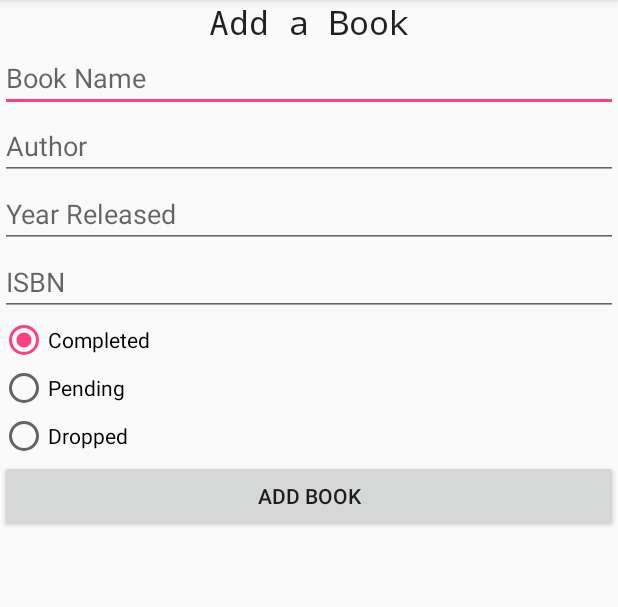
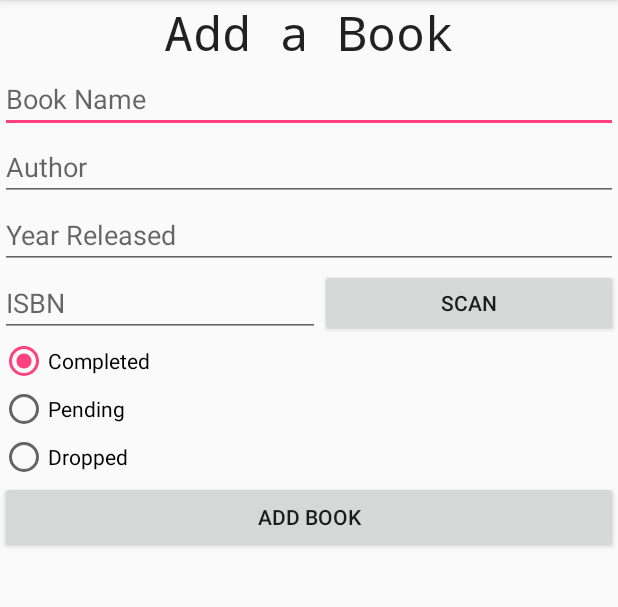
Before and after one commit to Xzenia/Syllego, an Android app: the AddBook screen opened directly, with no data from a screen before it, on a phone screen of 412 x 824 dp, the part 84-691 px from its top. Run offline under Robolectric (Android 15) with nearby library versions, the phone set to English and light mode, and no system bars; our stand-ins replace Firebase (no records; nobody signed in at launch, a user with empty details on screens opened directly); libraries missing offline, so code that uses them is left out: com.google.zxing.integration; 2 statements that could not run were skipped.

Commit message:
ISBN barcode scanning now fully functional.

```diff
--- a/app/src/main/java/test/omegaware/syllego/AddBook.java
+++ b/app/src/main/java/test/omegaware/syllego/AddBook.java
@@ -9,23 +9,26 @@ import android.widget.EditText;
 import android.widget.RadioButton;
 import android.widget.RadioGroup;
 import android.widget.Toast;
-import java.util.Random;
+
+import com.google.zxing.integration.android.IntentIntegrator;
+import com.google.zxing.integration.android.IntentResult;
 
 public class AddBook extends AppCompatActivity {
 
     private static final String TAG = "AddBook";
-    AutoCompleteTextView addBookNameField;
-    EditText addBookAuthorField;
-    EditText addBookYearReleasedField;
-    EditText addBookISBNField;
+    private AutoCompleteTextView addBookNameField;
+    private EditText addBookAuthorField;
+    private EditText addBookYearReleasedField;
+    private EditText addBookISBNField;
+    private IntentIntegrator barCodeScan;
 
-    RadioGroup addBookStatusRadioGroup;
+    private RadioGroup addBookStatusRadioGroup;
 
-    BookDataController bdc;
+    private BookDataController bdc;
 
-    EditText[] inputFields;
+    private EditText[] inputFields;
 
-    String UserID;
+    private String UserID;
 
     @Override
     protected void onCreate(Bundle savedInstanceState) {
@@ -44,6 +47,7 @@ public class AddBook extends AppCompatActivity {
         inputFields = new EditText[]{addBookNameField, addBookAuthorField, addBookYearReleasedField, addBookISBNField};
         addBookStatusRadioGroup.check(R.id.Add_RadioButtonCompleted);
 
+        barCodeScan = new IntentIntegrator(this);
         getSupportActionBar().setDisplayHomeAsUpEnabled(true);
     }
 
@@ -90,6 +94,24 @@ public class AddBook extends AppCompatActivity {
         }
     }
 
+    public void startScanActivity(View view){
+        barCodeScan.initiateScan();
+    }
+
+    protected void onActivityResult(int requestCode, int resultCode, Intent data){
+        IntentResult result = IntentIntegrator.parseActivityResult(requestCode,resultCode,data);
+        if(result == null) {
+            toastMessage("Result not found!");
+        } else {
+            try {
+                addBookISBNField.setText(result.getContents());
+            } catch (Exception e) {
+                e.printStackTrace();
+                toastMessage(result.getContents());
+            }
+        }
+    }
+
     private void clearFields(){
         for(EditText field: inputFields){
             field.setText("");
--- a/app/src/main/res/layout/activity_add_book.xml
+++ b/app/src/main/res/layout/activity_add_book.xml
@@ -1,6 +1,5 @@
 <?xml version="1.0" encoding="utf-8"?>
 <LinearLayout xmlns:android="http://schemas.android.com/apk/res/android"
-    xmlns:app="http://schemas.android.com/apk/res-auto"
     xmlns:tools="http://schemas.android.com/tools"
     android:layout_width="match_parent"
     android:layout_height="match_parent"
@@ -13,7 +12,7 @@
         android:layout_height="wrap_content"
         android:fontFamily="monospace"
         android:text="@string/add_a_book_message"
-        android:textSize="22dp"
+        android:textSize="32sp"
         android:gravity="center"
         android:textAppearance="@style/TextAppearance.AppCompat" />
 
@@ -41,13 +40,29 @@
         android:inputType="number"
         android:hint="@string/year_released" />
 
-    <EditText
-        android:id="@+id/Add_ISBN"
+    <LinearLayout
         android:layout_width="match_parent"
         android:layout_height="wrap_content"
-        android:ems="10"
-        android:inputType="text"
-        android:hint="@string/isbn" />
+        android:orientation="horizontal">
+
+        <EditText
+            android:id="@+id/Add_ISBN"
+            android:layout_width="wrap_content"
+            android:layout_height="wrap_content"
+            android:ems="10"
+            android:hint="@string/isbn"
+            android:inputType="text" />
+
+        <Button
+            android:id="@+id/button"
+            android:layout_width="match_parent"
+            android:layout_height="match_parent"
+            android:text="@string/scan_bar_code"
+            android:onClick="startScanActivity"/>
+
+
+    </LinearLayout>
+
 
     <RadioGroup
         android:layout_width="match_parent"
--- a/app/src/main/res/layout/activity_create_account.xml
+++ b/app/src/main/res/layout/activity_create_account.xml
@@ -1,6 +1,5 @@
 <?xml version="1.0" encoding="utf-8"?>
 <LinearLayout xmlns:android="http://schemas.android.com/apk/res/android"
-    xmlns:app="http://schemas.android.com/apk/res-auto"
     xmlns:tools="http://schemas.android.com/tools"
     android:layout_width="match_parent"
     android:layout_height="match_parent"
--- a/app/src/main/res/layout/activity_view_book.xml
+++ b/app/src/main/res/layout/activity_view_book.xml
@@ -1,6 +1,5 @@
 <?xml version="1.0" encoding="utf-8"?>
 <LinearLayout xmlns:android="http://schemas.android.com/apk/res/android"
-    xmlns:app="http://schemas.android.com/apk/res-auto"
     xmlns:tools="http://schemas.android.com/tools"
     android:layout_width="match_parent"
     android:layout_height="match_parent"
--- a/app/src/main/res/values/strings.xml
+++ b/app/src/main/res/values/strings.xml
@@ -21,4 +21,6 @@
     <string name="sign_in">Sign In</string>
     <string name="create_account">Create Account</string>
     <string name="authentication_failed">Authentication failed.</string>
+    <string name="scan_bar_code">Scan</string>
+    <string name="no_connection_error">Could not connect to application servers. Please check your connection and try again!</string>
 </resources>
```
Also changed, not shown: app/build.gradle (+9 -0 lines), app/src/main/java/test/omegaware/syllego/Book.java (+0 -1 lines), app/src/main/java/test/omegaware/syllego/BookList.java (+42 -2 lines), app/src/main/java/test/omegaware/syllego/CreateAccountActivity.java (+4 -5 lines), app/src/main/java/test/omegaware/syllego/EditBook.java (+29 -11 lines), app/src/main/java/test/omegaware/syllego/LoginActivity.java (+23 -15 lines), app/src/main/java/test/omegaware/syllego/User.java (deleted, +0 -54 lines), app/src/main/java/test/omegaware/syllego/ViewBook.java (+6 -8 lines), app/src/main/res/layout/activity_edit_book.xml (+20 -6 lines), app/src/main/res/layout/activity_main.xml (+9 -0 lines).
